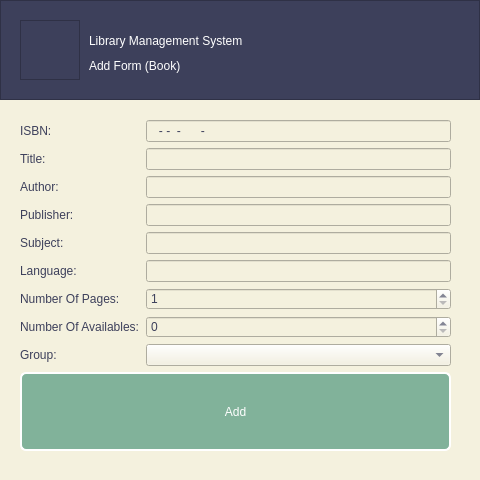
Above: addbook.ui from kianmajl/Library before the change. Below: the same form after it.
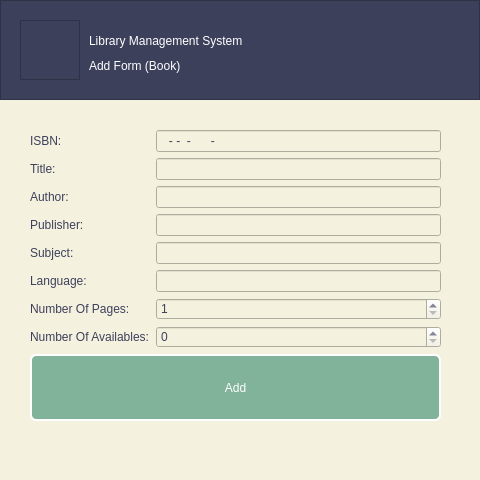
That is the form after the change. Icons and pictures are not drawn.

```diff
--- a/addbook.ui
+++ b/addbook.ui
@@ -118,10 +118,10 @@
   <widget class="QWidget" name="formLayoutWidget">
    <property name="geometry">
     <rect>
-     <x>20</x>
-     <y>120</y>
-     <width>431</width>
-     <height>331</height>
+     <x>30</x>
+     <y>130</y>
+     <width>411</width>
+     <height>291</height>
     </rect>
    </property>
    <layout class="QFormLayout" name="formLayout">
@@ -213,17 +213,10 @@
       </property>
      </widget>
     </item>
-    <item row="8" column="0">
-     <widget class="QLabel" name="label_group">
-      <property name="text">
-       <string>Group:</string>
-      </property>
-     </widget>
+    <item row="7" column="1">
+     <widget class="QSpinBox" name="spinBox_available"/>
     </item>
-    <item row="8" column="1">
-     <widget class="QComboBox" name="comboBox_gropus"/>
-    </item>
-    <item row="9" column="0" colspan="2">
+    <item row="8" column="0" colspan="2">
      <widget class="QPushButton" name="pushButton_save">
       <property name="sizePolicy">
        <sizepolicy hsizetype="Expanding" vsizetype="Expanding">
@@ -236,9 +229,6 @@
       </property>
      </widget>
     </item>
-    <item row="7" column="1">
-     <widget class="QSpinBox" name="spinBox_available"/>
-    </item>
    </layout>
   </widget>
  </widget>
```
